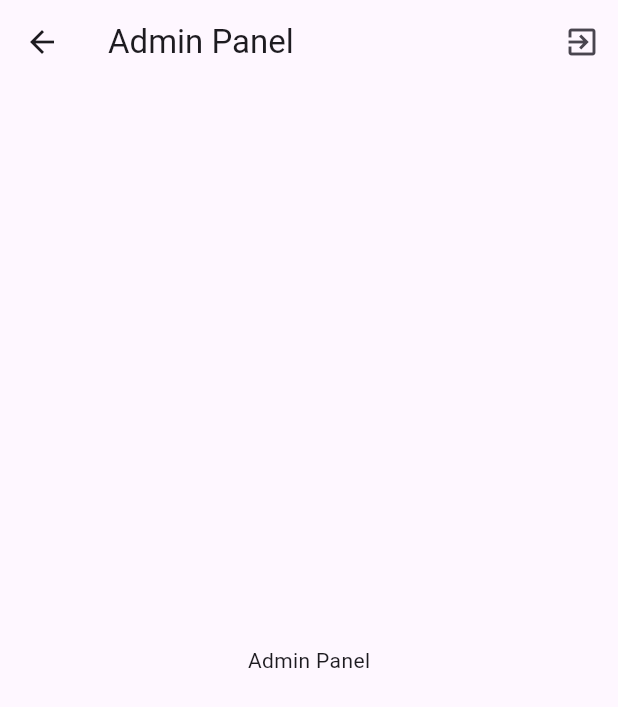
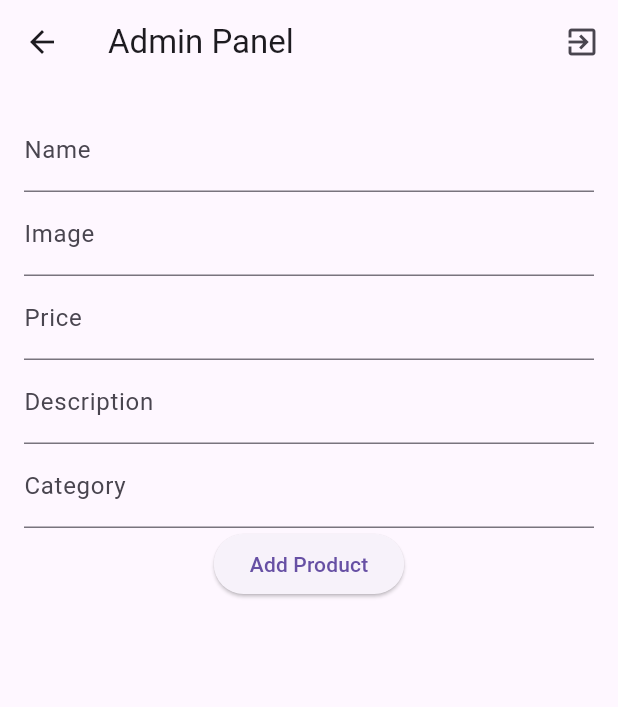
Before and after one commit to VIKHADR1/caffeinate, a Flutter app: the AdminPage screen opened by its route, on a phone screen of 412 x 824 dp. Shown: the top 707 px of the screen. Run offline on Flutter 3.47's test engine with Material 3 defaults, Android fonts, the phone set to English and light mode, and no system bars; our stand-ins replace cloud_firestore, firebase_auth, firebase_core; accounts and stored records are empty.

Commit message:
add_admin

```diff
--- a/lib/pages/admin.dart
+++ b/lib/pages/admin.dart
@@ -1,4 +1,6 @@
+import 'package:caffeinate/pages/home.dart';
 import 'package:caffeinate/pages/login.dart';
+import 'package:cloud_firestore/cloud_firestore.dart';
 import 'package:flutter/material.dart';
 import 'package:firebase_auth/firebase_auth.dart';
 
@@ -10,6 +12,12 @@ class AdminPage extends StatefulWidget {
 }
 
 class _AdminPageState extends State<AdminPage> {
+  final _nameController = TextEditingController();
+  final _imageController = TextEditingController();
+  final _priceController = TextEditingController();
+  final _descriptionController = TextEditingController();
+  final _categoryController = TextEditingController();
+
   @override
   Widget build(BuildContext context) {
     return Scaffold(
@@ -28,8 +36,53 @@ class _AdminPageState extends State<AdminPage> {
           ),
         ],
       ),
-      body: Center(
-        child: Text('Admin Panel'),
+      body: Padding(
+        padding: const EdgeInsets.all(16.0),
+        child: Column(
+          children: [
+            TextField(
+              controller: _nameController,
+              decoration: InputDecoration(labelText: 'Name'),
+            ),
+            TextField(
+              controller: _imageController,
+              decoration: InputDecoration(labelText: 'Image'),
+            ),
+            TextField(
+              controller: _priceController,
+              decoration: InputDecoration(labelText: 'Price'),
+              keyboardType: TextInputType.number,
+            ),
+            TextField(
+              controller: _descriptionController,
+              decoration: InputDecoration(labelText: 'Description'),
+              maxLines: null,
+            ),
+            TextField(
+              controller: _categoryController,
+              decoration: InputDecoration(labelText: 'Category'),
+            ),
+            ElevatedButton(
+              onPressed: () {
+                final product = Product(
+                  _nameController.text,
+                  _imageController.text,
+                  double.parse(_priceController.text),
+                  _descriptionController.text,
+                  _categoryController.text,
+                );
+                FirebaseFirestore.instance.collection('products').add({
+                  'name': product.name,
+                  'image': product.image,
+                  'price': product.price,
+                  'description': product.description,
+                  'category': product.category,
+                });
+              },
+              child: Text('Add Product'),
+            ),
+          ],
+        ),
       ),
     );
   }
--- a/lib/pages/menu_detail.dart
+++ b/lib/pages/menu_detail.dart
@@ -81,7 +81,9 @@ class _MenuDetailState extends State<MenuDetail> {
               ],
             ),
 
-            Row(
+            Padding(
+              padding: const EdgeInsets.all(8.0),
+              child: Row(
                 mainAxisAlignment: MainAxisAlignment.center,
                 children: [
                   SizedBox(
@@ -96,11 +98,12 @@ class _MenuDetailState extends State<MenuDetail> {
                   ),
                 ],
               ),
-            const SizedBox(height: 20),
+            ),
+
             const Divider(),
-            const SizedBox(height: 20),
+
             Padding(
-              padding: const EdgeInsets.only(left: 8, right: 8),
+              padding: const EdgeInsets.all(8),
               child: Row(
                 mainAxisAlignment: MainAxisAlignment.center,
                 children: [
```
Lines whose indentation alone changed are shown as unchanged.
